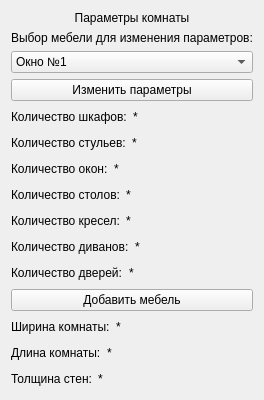
Before: the Qt Designer form parametrwidget.ui in GirvitAlexander/FurnitureArrangementProjectQT, drawn with Qt 5.
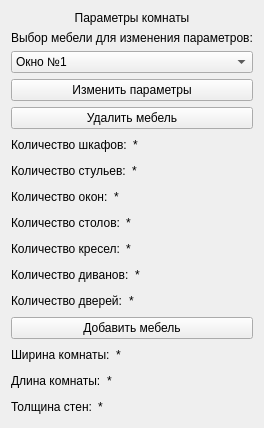
After: the same form once the commit is applied.

```diff
--- a/parametrwidget.ui
+++ b/parametrwidget.ui
@@ -7,7 +7,7 @@
     <x>0</x>
     <y>0</y>
     <width>207</width>
-    <height>300</height>
+    <height>374</height>
    </rect>
   </property>
   <property name="windowTitle">
@@ -58,6 +58,13 @@
      </property>
     </widget>
    </item>
+   <item>
+    <widget class="QPushButton" name="removeFurButton">
+     <property name="text">
+      <string>Удалить мебель</string>
+     </property>
+    </widget>
+   </item>
    <item>
     <layout class="QHBoxLayout" name="horizontalLayout_5">
      <item>
```
